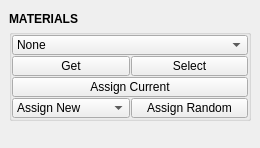
This is tentacle/ui/materials.ui in m3trik/tentacle as Qt 5 draws it before an edit. The edited form follows.
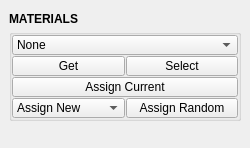
This is the edited form. Custom widgets are drawn as their Qt base class.

Patch:
```diff
--- a/tentacle/ui/materials.ui
+++ b/tentacle/ui/materials.ui
@@ -9,7 +9,7 @@
    <rect>
     <x>0</x>
     <y>0</y>
-    <width>260</width>
+    <width>250</width>
     <height>148</height>
    </rect>
   </property>
@@ -263,8 +263,8 @@
         </property>
         <property name="sizeHint" stdset="0">
          <size>
-          <width>20</width>
-          <height>40</height>
+          <width>0</width>
+          <height>10</height>
          </size>
         </property>
        </spacer>
@@ -280,16 +280,16 @@
    <extends>QLabel</extends>
    <header>uitk.widgets.header.Header.h</header>
   </customwidget>
+  <customwidget>
+   <class>PushButton</class>
+   <extends>QPushButton</extends>
+   <header>widgets.pushbutton.h</header>
+  </customwidget>
   <customwidget>
    <class>ComboBox</class>
    <extends>QComboBox</extends>
    <header>uitk.widgets.comboBox.ComboBox.h</header>
   </customwidget>
-  <customwidget>
-   <class>PushButton</class>
-   <extends>QPushButton</extends>
-   <header>uitk.widgets.pushbutton.PushButton.h</header>
-  </customwidget>
  </customwidgets>
  <resources/>
  <connections/>
```
